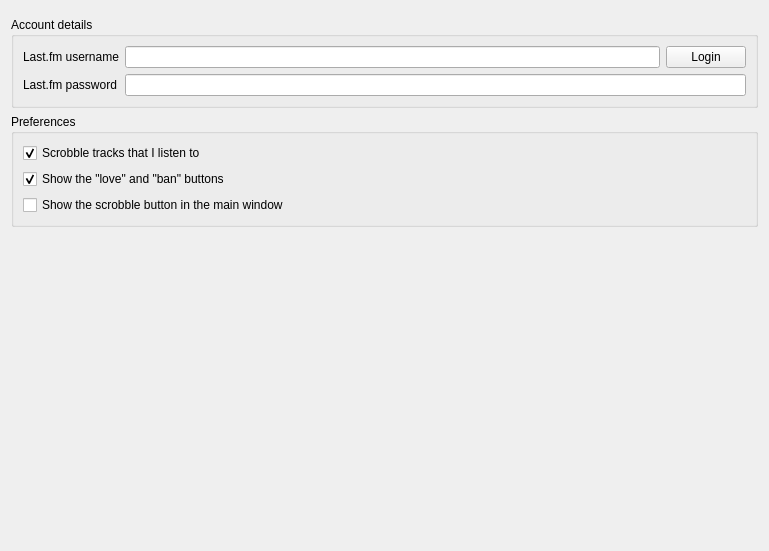
This is src/internet/lastfmsettingspage.ui in clementine-player/Clementine as Qt 5 draws it before an edit. The edited form follows.
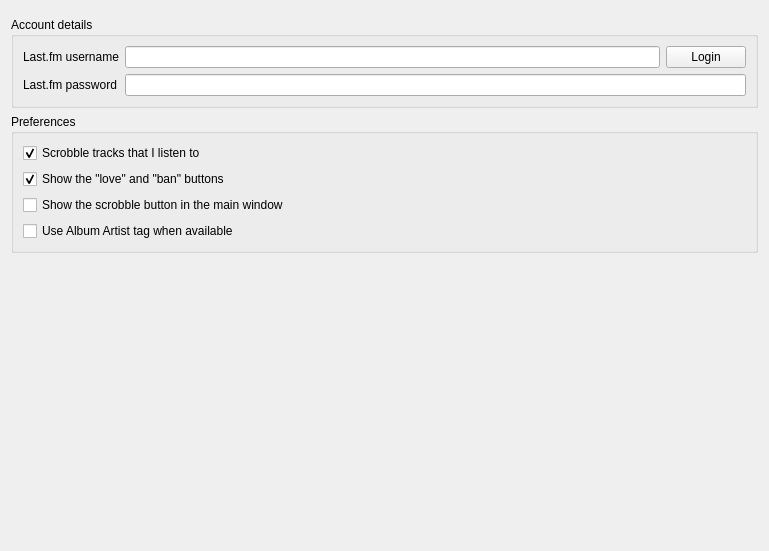
This is the edited form. Custom widgets are drawn as their Qt base class.

Commit message: Add an option to prefer AlbumArtist tag over Artist when scrobbling to Last.fm.  Fixes issue 2901

```diff
--- a/src/internet/lastfmsettingspage.ui
+++ b/src/internet/lastfmsettingspage.ui
@@ -97,6 +97,13 @@
         </property>
        </widget>
       </item>
+      <item>
+       <widget class="QCheckBox" name="prefer_albumartist">
+        <property name="text">
+         <string>Use Album Artist tag when available</string>
+        </property>
+       </widget>
+      </item>
      </layout>
     </widget>
    </item>
```
The commit also changes 5 other files.
